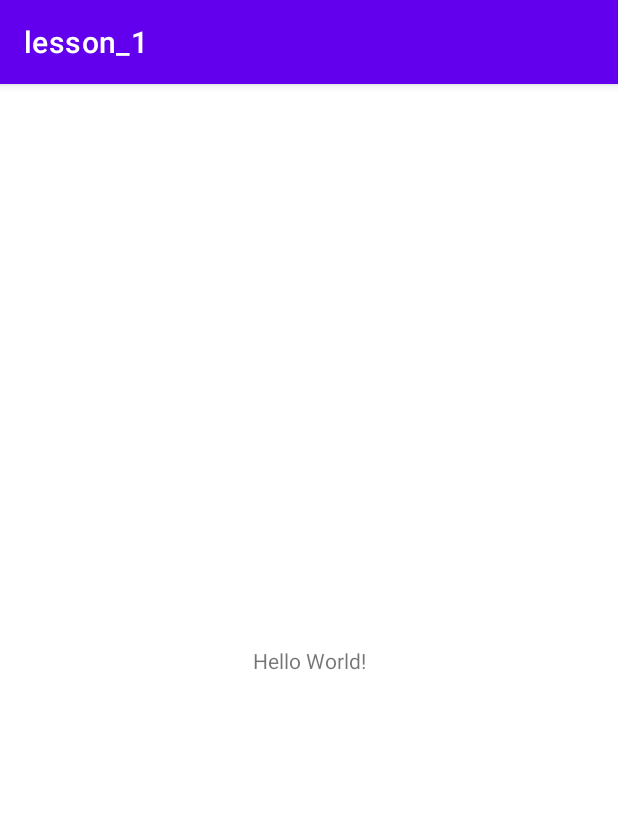
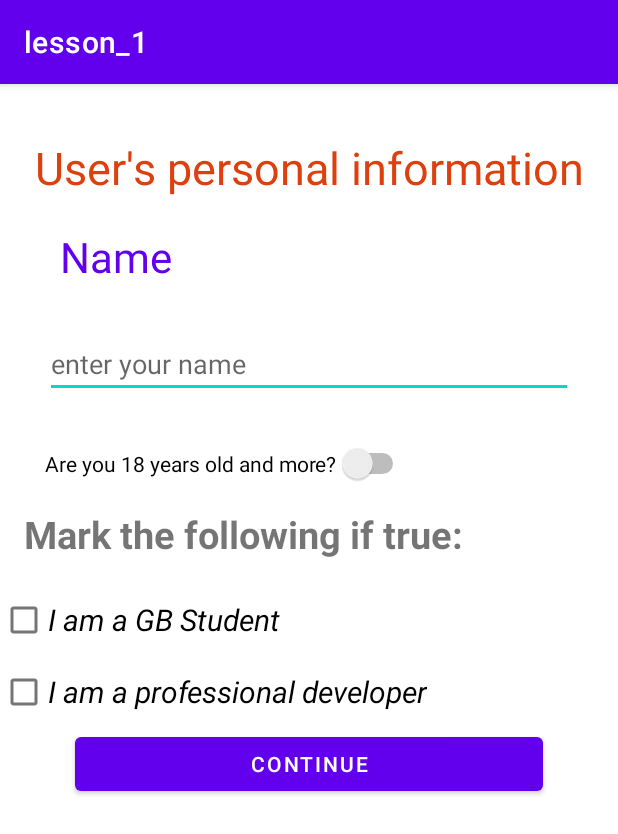
Before and after one commit to Diaschka/Android_Lesson_1, an Android app: the screen it shows after launch (MainActivity), on a phone screen of 412 x 824 dp. Shown: the top 834 px of the screen. Run offline under Robolectric (Android 15) with nearby library versions, the phone set to English and light mode, and no system bars.

Commit message:
Task 1.1

```diff
--- a/app/src/main/java/com/example/lesson_1/MainActivity.java
+++ b/app/src/main/java/com/example/lesson_1/MainActivity.java
@@ -3,12 +3,19 @@ package com.example.lesson_1;
 import androidx.appcompat.app.AppCompatActivity;
 
 import android.os.Bundle;
+import android.widget.TextView;
 
 public class MainActivity extends AppCompatActivity {
+    private TextView usersName;
 
     @Override
     protected void onCreate(Bundle savedInstanceState) {
         super.onCreate(savedInstanceState);
         setContentView(R.layout.activity_main);
+
+        //usersName.findViewById(R.id.name_edit_text);
+
     }
+
+
 }
--- a/app/src/main/res/layout/activity_main.xml
+++ b/app/src/main/res/layout/activity_main.xml
@@ -1,18 +1,87 @@
 <?xml version="1.0" encoding="utf-8"?>
-<androidx.constraintlayout.widget.ConstraintLayout xmlns:android="http://schemas.android.com/apk/res/android"
+<ScrollView
+    xmlns:android="http://schemas.android.com/apk/res/android"
     xmlns:app="http://schemas.android.com/apk/res-auto"
     xmlns:tools="http://schemas.android.com/tools"
     android:layout_width="match_parent"
-    android:layout_height="match_parent"
-    tools:context=".MainActivity">
+    android:layout_height="match_parent">
 
-    <TextView
-        android:layout_width="wrap_content"
+    <LinearLayout
+        android:layout_width="match_parent"
         android:layout_height="wrap_content"
-        android:text="Hello World!"
-        app:layout_constraintBottom_toBottomOf="parent"
-        app:layout_constraintLeft_toLeftOf="parent"
-        app:layout_constraintRight_toRightOf="parent"
-        app:layout_constraintTop_toTopOf="parent" />
+        android:orientation="vertical"
+        tools:context=".MainActivity">
 
-</androidx.constraintlayout.widget.ConstraintLayout>
+        <TextView
+            android:id="@+id/user_information_text_view"
+            android:layout_width="match_parent"
+            android:layout_height="wrap_content"
+            android:textSize="30sp"
+            android:layout_marginTop="35dp"
+            android:text="User's personal information"
+            android:textColor="#DD3F0D"
+            android:gravity="center"/>
+
+        <TextView
+            android:id="@+id/user_name_text_view"
+            android:layout_width="wrap_content"
+            android:layout_height="match_parent"
+            android:text="Name"
+            android:textSize="28sp"
+            android:textColor="@color/purple_500"
+            android:layout_marginStart="40dp"
+            android:layout_marginTop="20dp"
+            android:gravity="left"/>
+
+        <EditText
+            android:id="@+id/name_edit_text"
+            android:layout_width="match_parent"
+            android:layout_height="wrap_content"
+            android:outlineSpotShadowColor="#aa45d2"
+            android:hint="enter your name"
+            android:layout_margin="30dp"
+            />
+
+        <Switch
+            android:id="@+id/full_age_switch"
+            android:layout_width="wrap_content"
+            android:layout_height="wrap_content"
+            android:layout_marginLeft="30dp"
+            android:textOn="YES"
+            android:textOff="NO"
+            android:text="Are you 18 years old and more?"/>
+
+        <TextView
+            android:layout_width="wrap_content"
+            android:layout_height="wrap_content"
+            android:textStyle="bold"
+            android:textSize="25sp"
+            android:layout_margin="16dp"
+            android:text="Mark the following if true:"/>
+
+        <CheckBox
+            android:layout_width="wrap_content"
+            android:layout_height="wrap_content"
+            android:text="I am a GB Student"
+            android:textSize="20sp"
+            android:textStyle="italic"/>
+
+        <CheckBox
+            android:layout_width="wrap_content"
+            android:layout_height="wrap_content"
+            android:text="I am a professional developer"
+            android:textSize="20sp"
+            android:textStyle="italic"/>
+
+
+        <Button
+            android:id="@+id/test_button"
+            android:layout_width="match_parent"
+            android:layout_height="wrap_content"
+            android:layout_marginLeft="50dp"
+            android:layout_marginRight="50dp"
+            android:text="CONTINUE"/>
+
+
+    </LinearLayout>
+</ScrollView>
```
